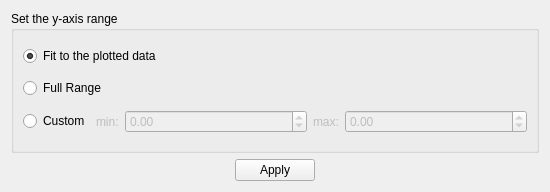
Above: Source/GUI/yminmaxselector.ui from bavc/qctools before the change. Below: the same form after it.
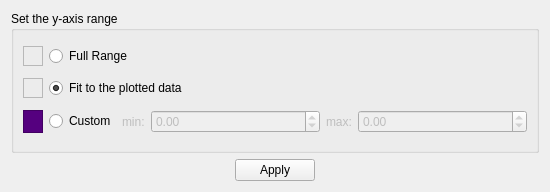
That is the form after the change.

Commit message: adjust y axis colors based on axis mode selected

```diff
--- a/Source/GUI/yminmaxselector.ui
+++ b/Source/GUI/yminmaxselector.ui
@@ -23,7 +23,17 @@
       <string>Set the y-axis range</string>
      </property>
      <layout class="QGridLayout" name="gridLayout">
-      <item row="0" column="0">
+      <item row="0" column="1">
+       <widget class="QRadioButton" name="minMaxSystemProvided_radioButton">
+        <property name="text">
+         <string>Full Range</string>
+        </property>
+        <property name="checked">
+         <bool>false</bool>
+        </property>
+       </widget>
+      </item>
+      <item row="1" column="1">
        <widget class="QRadioButton" name="minMaxOfThePlot_radioButton">
         <property name="text">
          <string>Fit to the plotted data</string>
@@ -33,17 +43,7 @@
         </property>
        </widget>
       </item>
-      <item row="1" column="0">
-       <widget class="QRadioButton" name="minMaxSystemProvided_radioButton">
-        <property name="text">
-         <string>Full Range</string>
-        </property>
-        <property name="checked">
-         <bool>false</bool>
-        </property>
-       </widget>
-      </item>
-      <item row="2" column="0">
+      <item row="3" column="1">
        <layout class="QHBoxLayout" name="horizontalLayout">
         <item>
          <widget class="QRadioButton" name="customMinMax_radioButton">
@@ -112,6 +112,54 @@
         </item>
        </layout>
       </item>
+      <item row="0" column="0">
+       <widget class="QFrame" name="frame">
+        <property name="minimumSize">
+         <size>
+          <width>20</width>
+          <height>0</height>
+         </size>
+        </property>
+        <property name="autoFillBackground">
+         <bool>false</bool>
+        </property>
+        <property name="styleSheet">
+         <string notr="true">background-color: &quot;black&quot;;</string>
+        </property>
+        <property name="frameShape">
+         <enum>QFrame::StyledPanel</enum>
+        </property>
+        <property name="frameShadow">
+         <enum>QFrame::Raised</enum>
+        </property>
+       </widget>
+      </item>
+      <item row="1" column="0">
+       <widget class="QFrame" name="frame_2">
+        <property name="styleSheet">
+         <string notr="true">background-color: &quot;dark blue&quot;;</string>
+        </property>
+        <property name="frameShape">
+         <enum>QFrame::StyledPanel</enum>
+        </property>
+        <property name="frameShadow">
+         <enum>QFrame::Raised</enum>
+        </property>
+       </widget>
+      </item>
+      <item row="3" column="0">
+       <widget class="QFrame" name="frame_3">
+        <property name="styleSheet">
+         <string notr="true">background-color: rgb(85, 0, 127)</string>
+        </property>
+        <property name="frameShape">
+         <enum>QFrame::StyledPanel</enum>
+        </property>
+        <property name="frameShadow">
+         <enum>QFrame::Raised</enum>
+        </property>
+       </widget>
+      </item>
      </layout>
     </widget>
    </item>
```
The commit also changes 2 other files.
